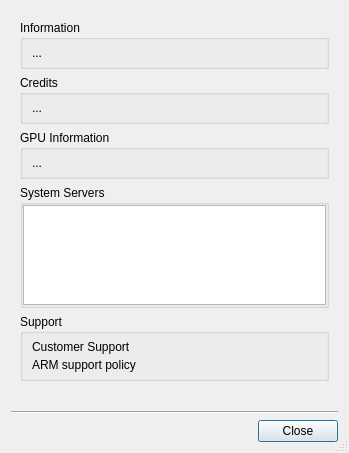
The window that vms/client/nx_vms_client_desktop/src/ui/dialogs/about_dialog.ui (networkoptix/nx_open) describes before a commit, drawn with Qt 5.
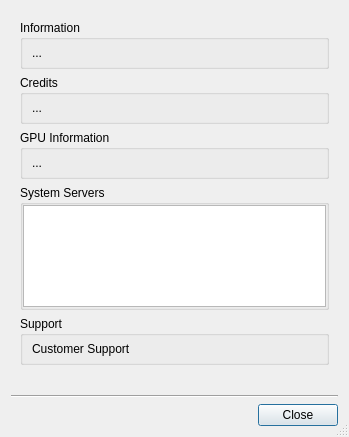
The same window after the commit.

Commit message:
VMS-15048: Remove arm support policy link from the "About" dialog
<==== Mercurial data ====>
Branch: vms_4.0_gui

What changed in the file:
```diff
--- a/vms/client/nx_vms_client_desktop/src/ui/dialogs/about_dialog.ui
+++ b/vms/client/nx_vms_client_desktop/src/ui/dialogs/about_dialog.ui
@@ -230,7 +230,7 @@
         <property name="flat">
          <bool>true</bool>
         </property>
-        <layout class="QGridLayout" name="gridLayout" columnstretch="0,1">
+        <layout class="QGridLayout" name="gridLayout" columnstretch="0,0">
          <property name="topMargin">
           <number>6</number>
          </property>
@@ -257,23 +257,6 @@
            </property>
           </widget>
          </item>
-         <item row="1" column="0">
-          <widget class="QLabel" name="armSupportTitleLabel">
-           <property name="text">
-            <string>ARM support policy</string>
-           </property>
-          </widget>
-         </item>
-         <item row="1" column="1">
-          <widget class="QLabel" name="armSupportLabel">
-           <property name="text">
-            <string notr="true">&lt;ARM support placeholder&gt;</string>
-           </property>
-           <property name="openExternalLinks">
-            <bool>true</bool>
-           </property>
-          </widget>
-         </item>
         </layout>
        </widget>
       </item>
```
The commit also changes 6 other files.
